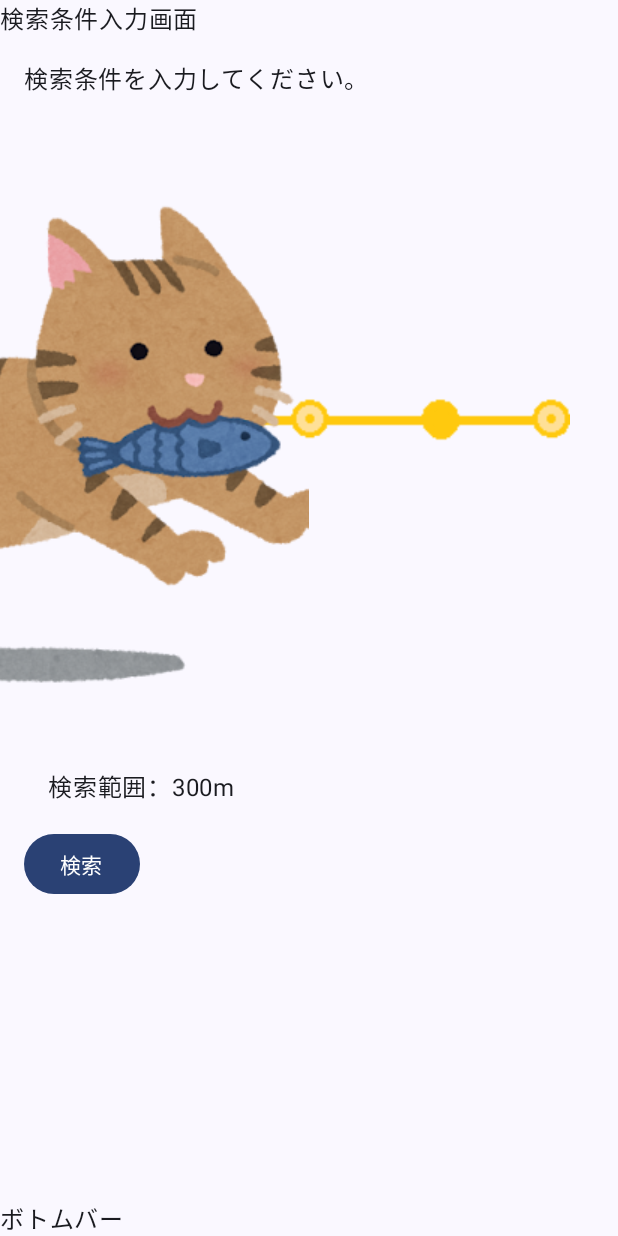
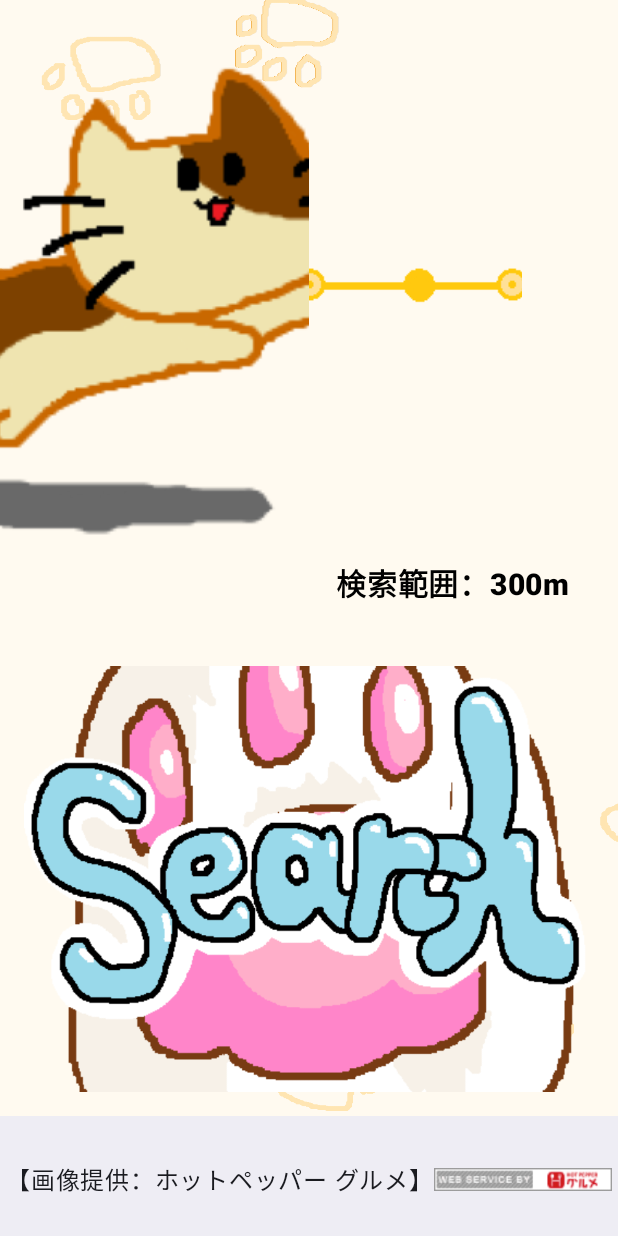
Before and after one commit to otomototomoni/nearNear, an Android app built with Jetpack Compose: the screen it shows after launch (MainActivity), on a phone screen of 412 x 824 dp. Run offline under Robolectric (Android 15) with nearby library versions, the phone set to English and light mode, and no system bars.

Commit message:
SearchConditionScreenはほぼ完成？ ボタンが浮いていて違和感があるので後で修正する可能性。
ToDo:
ボタンを押したら猫の手が左下か右下から出てくるようなアニメーションをつけたい。

```diff
--- a/app/build.gradle.kts
+++ b/app/build.gradle.kts
@@ -78,6 +78,8 @@ dependencies {
     //ViewModelを使用するためのもの
     implementation(libs.androidx.lifecycle.viewmodel.compose)
     implementation(libs.androidx.contentpager)
+    implementation(libs.androidx.animation.core.android)
+    implementation(libs.androidx.animation.core.android)
     //
 
     testImplementation(libs.junit)
--- a/app/src/main/java/com/example/nearnear/Screen/SearchConditionScreen.kt
+++ b/app/src/main/java/com/example/nearnear/Screen/SearchConditionScreen.kt
@@ -4,17 +4,27 @@ import android.content.Context
 import android.util.Log
 import androidx.compose.foundation.Canvas
 import androidx.compose.foundation.Image
+import androidx.compose.foundation.background
+import androidx.compose.foundation.clickable
 import androidx.compose.foundation.gestures.detectHorizontalDragGestures
+import androidx.compose.foundation.layout.Arrangement
 import androidx.compose.foundation.layout.Box
 import androidx.compose.foundation.layout.Column
+import androidx.compose.foundation.layout.Row
+import androidx.compose.foundation.layout.Spacer
 import androidx.compose.foundation.layout.fillMaxSize
 import androidx.compose.foundation.layout.fillMaxWidth
 import androidx.compose.foundation.layout.offset
 import androidx.compose.foundation.layout.padding
 import androidx.compose.foundation.layout.size
+import androidx.compose.material3.BottomAppBar
 import androidx.compose.material3.Button
 import androidx.compose.material3.Scaffold
 import androidx.compose.material3.Text
+import androidx.compose.material3.TopAppBar
+import androidx.compose.material3.TopAppBarColors
+import androidx.compose.material3.TopAppBarDefaults
+import androidx.compose.material3.TopAppBarDefaults.topAppBarColors
 import androidx.compose.runtime.Composable
 import androidx.compose.runtime.collectAsState
 import androidx.compose.runtime.getValue
@@ -29,13 +39,23 @@ import androidx.compose.ui.graphics.Color
 import androidx.compose.ui.graphics.LinearGradientShader
 import androidx.compose.ui.input.pointer.pointerInput
 import androidx.compose.ui.layout.ContentScale.Companion.Crop
+import androidx.compose.ui.layout.ContentScale.Companion.FillBounds
+import androidx.compose.ui.layout.ContentScale.Companion.FillWidth
+import androidx.compose.ui.layout.ContentScale.Companion.Fit
 import androidx.compose.ui.layout.onGloballyPositioned
 import androidx.compose.ui.platform.LocalContext
 import androidx.compose.ui.res.painterResource
+import androidx.compose.ui.text.font.FontFamily
+import androidx.compose.ui.text.font.FontStyle
+import androidx.compose.ui.text.font.FontWeight
+import androidx.compose.ui.text.font.FontWeight.Companion.ExtraBold
 import androidx.compose.ui.tooling.preview.Preview
 import androidx.compose.ui.unit.IntOffset
 import androidx.compose.ui.unit.dp
+import androidx.compose.ui.unit.sp
+import androidx.lifecycle.viewmodel.compose.viewModel
 import androidx.navigation.NavHostController
+import androidx.navigation.compose.rememberNavController
 import com.example.nearnear.Gps.AlertDialogUtils
 import com.example.nearnear.Gps.LocationUtils
 import com.example.nearnear.Gps.PermissionUtils
@@ -67,34 +87,75 @@ fun SearchConditionScreen(context:Context,navController: NavHostController,viewM
     var range by remember { mutableStateOf(1) }
 
     Scaffold(
-        topBar = {Text("検索条件入力画面")},
-        bottomBar = {Text("ボトムバー")}
+        //一番下に出てくるバー
+        bottomBar = {
+            BottomAppBar(
+                modifier = Modifier
+                    .fillMaxWidth()
+            ) {
+                Row(
+                    modifier = Modifier
+                        .fillMaxWidth(),
+                    verticalAlignment = Alignment.CenterVertically
+                ) {
+                    Text("【画像提供：ホットペッパー グルメ】")
+                    Image(
+                        modifier = Modifier
+                            .fillMaxWidth(),
+                        painter = painterResource(id = R.drawable.hotpepper_s),
+                        contentDescription = null,
+                        contentScale = FillWidth,
+                    )
+                }
+            }
+        }
     ) { innerPadding ->
+        //背景を入れるためのBoxコンポーザブル
+        Box(
+            modifier = Modifier
+                .fillMaxSize()
+                .padding(innerPadding)
+        ) {
+            //背景
+            Image(
+                painter = painterResource(id = R.drawable.background),
+                contentDescription = null,
+                contentScale = FillBounds,
+                modifier = Modifier
+                    .fillMaxSize()
+            )
+
+            //背景の前にあるボタンなど
             Column(
                 modifier = Modifier
                     .fillMaxSize()
-                .padding(innerPadding)
-                .padding(16.dp)
-        ){
-            Text(text = "検索条件を入力してください。")
-
+                    .padding(16.dp),
+                verticalArrangement = Arrangement.Center,
+                horizontalAlignment = Alignment.CenterHorizontally
+            ) {
                 //横にスライドできるバーを設置
                 range = LocationDraggableImage()
 
                 //GPSかネットワークで位置情報を取得し、ホットペッパーAPIから店情報を取得。次の画面へ遷移
                 //パーミッションが許可されていない場合はパーミッションを許可を求める画面へ遷移
-            Button(
-                onClick = {
-                    if(!PermissionUtils.checkGpsPermission(context)) {
+                Image(
+                    painter = painterResource(id = R.drawable.search_button),
+                    contentDescription = null,
+                    contentScale = Crop,
+                    modifier = Modifier
+                        .padding(top = 32.dp)
+                        .clickable {
+                        if (!PermissionUtils.checkGpsPermission(context)) {
                             Log.d("SearchConditionScreen.kt", "GPSパーミッションがオフです。")
                             navController.navigate("locationPermission")
-                    }else if (!Provider.isGPSProviderEnabled(context)){
+                        } else if (!Provider.isGPSProviderEnabled(context)) {
                             AlertDialogUtils.promptUserToEnableGPS(context)
-                    }else {
+                        } else {
                             //GPSから現在地の取得。LocationUtilsオブジェクトのメソッドを実行
                             val location = LocationUtils.getLocation()
                             Log.d(
-                            "SearchConditionScreen.kt","GPSがオンです。\n緯度は${location?.latitude}、経度は${location?.longitude}です。"
+                                "SearchConditionScreen.kt",
+                                "GPSがオンです。\n緯度は${location?.latitude}、経度は${location?.longitude}です。"
                             )
                             // API リクエストを実行
                             val shops = viewModel.getShops(
@@ -105,8 +166,7 @@ fun SearchConditionScreen(context:Context,navController: NavHostController,viewM
                             navController.navigate("searchResult")
                         }
                     }
-            ) {
-                Text("検索")
+                )
             }
         }
     }
@@ -126,7 +186,10 @@ fun LocationDraggableImage():Int {
     Box(
         modifier = Modifier
             .fillMaxWidth()
-            .padding(16.dp),
+            .padding(
+                start = 48.dp,
+                end = 48.dp
+            ),
         contentAlignment = Alignment.CenterStart
     ) {
         //横に長い線の画像
@@ -136,20 +199,20 @@ fun LocationDraggableImage():Int {
             contentScale = Crop,
             modifier = Modifier
                 .fillMaxWidth()
-                .onGloballyPositioned {coordinates ->
+                .onGloballyPositioned { coordinates ->
                     horizonBarWidth = coordinates.size.width
                 }
         )
         //走っている猫の画像。横にスライドできるようになっている。
         Image(
-            painter = painterResource(id = R.drawable.cat_fish_run),
+            painter = painterResource(id = R.drawable.cat_running),
             contentDescription = null,
             contentScale = Crop,
             modifier = Modifier
-                .onGloballyPositioned {coordinates ->
+                .onGloballyPositioned { coordinates ->
                     catImageWidth = coordinates.size.width
                 }
-                .offset { IntOffset(catX.roundToInt()-(catImageWidth/2), 0) }
+                .offset { IntOffset(catX.roundToInt() - (catImageWidth / 2), 0) }
                 .pointerInput(Unit) {
                     detectHorizontalDragGestures { change, dragAmount ->
                         change.consume()
@@ -187,18 +250,34 @@ fun SearchRangeText(range: Float,imageWidth: Int): Int{
         ApiRange = 5
     }
 
+    Box(
+        modifier = Modifier
+            .fillMaxWidth()
+            .padding(
+                top = 8.dp,
+                bottom = 8.dp,
+                start = 16.dp,
+                end = 16.dp
+            ),
+        contentAlignment = Alignment.CenterEnd
+    ) {
         Text(
-        modifier = Modifier
-            .padding(16.dp),
-        text = "検索範囲：${searchRange}m"
+            text = "検索範囲：${searchRange}m",
+            fontWeight = FontWeight.ExtraBold,
+            fontFamily = FontFamily.SansSerif,
+            fontSize = 20.sp,
+            fontStyle = FontStyle.Normal,
+            color = Color.Black,
         )
+    }
 
     return ApiRange
 }
 
-//@Preview(showBackground = true)
-//@Composable
-//fun SearchConditionScreenPreview(){
-//    val navController = rememberNavController()
-//    SearchConditionScreen(navController,viewModel = viewModel())
-//}
+@Preview(showBackground = true)
+@Composable
+fun SearchConditionScreenPreview(){
+    val context : Context = LocalContext.current
+    val navController = rememberNavController()
+    SearchConditionScreen(context,navController,viewModel = viewModel())
+}
--- a/gradle/libs.versions.toml
+++ b/gradle/libs.versions.toml
@@ -18,6 +18,8 @@ navigationCompose = "2.8.7"
 okhttp = "4.11.0"
 retrofit = "2.9.0"
 contentpager = "1.0.0"
+uiGraphics = "1.7.8"
+animationCoreAndroid = "1.7.2"
 
 [libraries]
 androidx-core-ktx = { group = "androidx.core", name = "core-ktx", version.ref = "coreKtx" }
@@ -45,6 +47,8 @@ okhttp = { module = "com.squareup.okhttp3:okhttp", version.ref = "okhttp" }
 retrofit = { module = "com.squareup.retrofit2:retrofit", version.ref = "retrofit" }
 retrofit2-converter-gson = { module = "com.squareup.retrofit2:converter-gson", version.ref = "converterGsonVersion" }
 androidx-contentpager = { group = "androidx.contentpager", name = "contentpager", version.ref = "contentpager" }
+ui-graphics = { module = "androidx.compose.ui:ui-graphics", version.ref = "uiGraphics" }
+androidx-animation-core-android = { group = "androidx.compose.animation", name = "animation-core-android", version.ref = "animationCoreAndroid" }
 
 [plugins]
 android-application = { id = "com.android.application", version.ref = "agp" }
```
Also changed, not shown: app/src/main/res/drawable/background.png (added), app/src/main/res/drawable/cat_fish_run.png (deleted), app/src/main/res/drawable/cat_running.png (added), app/src/main/res/drawable/hotpepper_s.gif (added), app/src/main/res/drawable/search_button.png (added). Lines whose indentation alone changed are shown as unchanged.
